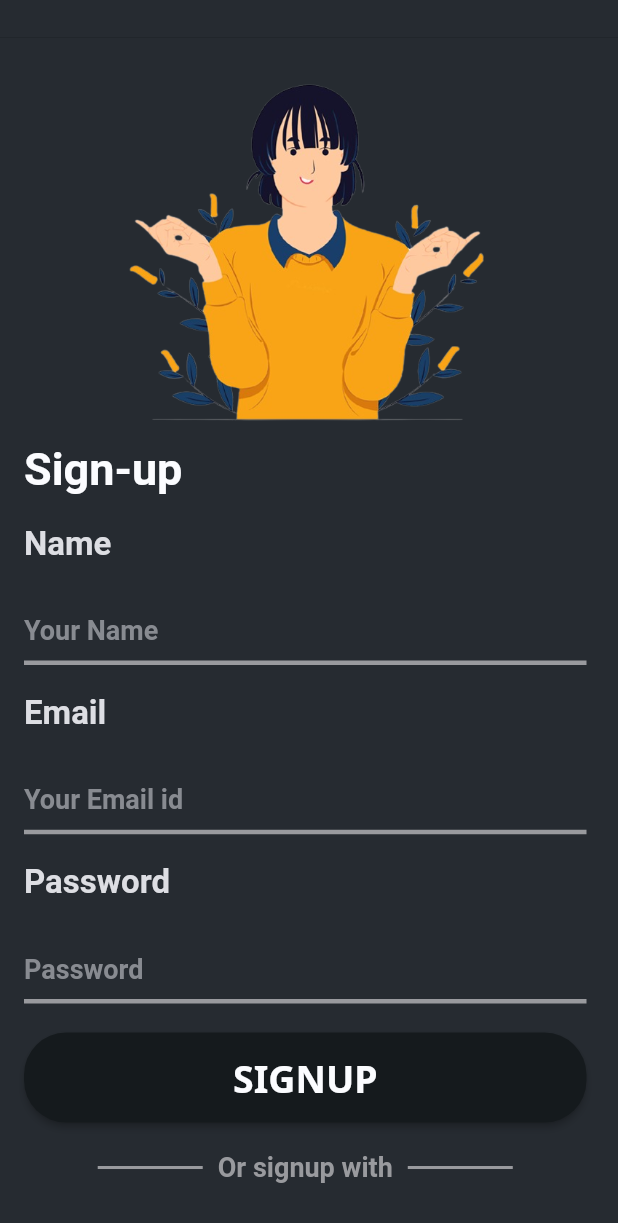
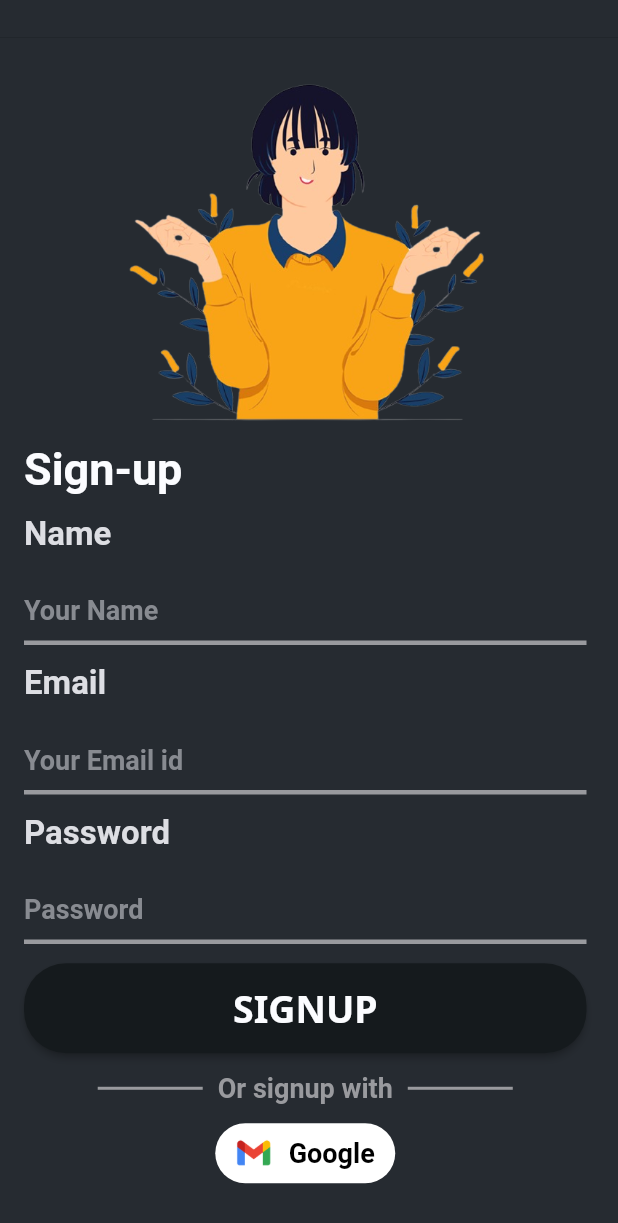
Before and after one commit to KhubaibJamal/Firebase-Flutter-Login-SignUp-Google-Auth, a Flutter app: the SignUpScreen screen opened directly, on a phone screen of 412 x 824 dp. Shown: the top 1223 px of the screen. Run offline on Flutter 3.47's test engine with Material 2 defaults, Android fonts, the phone set to English and light mode, and no system bars; our stand-ins replace cloud_firestore, firebase_auth, firebase_core, google_fonts, google_sign_in; accounts and stored records are empty.

Commit message:
Update Signup screen

```diff
--- a/lib/Screens/signup_screen.dart
+++ b/lib/Screens/signup_screen.dart
@@ -211,14 +211,14 @@ class _SignUpScreenState extends State<SignUpScreen> {
                       ),
                     ],
                   ),
-                  // Center(
-                  //   child: SocialButtonWidget(
-                  //       bgColor: Colors.white,
-                  //       imagePath: 'assets/Gmail.png',
-                  //       onPress: () async {
-                  //         await Services.googleSignIn(context);
-                  //       }),
-                  // ),
+                  Center(
+                    child: SocialButtonWidget(
+                        bgColor: Colors.white,
+                        imagePath: 'assets/Gmail.png',
+                        onPress: () async {
+                          await Services.googleSignIn(context);
+                        }),
+                  ),
                   // Row(
                   //   mainAxisAlignment: MainAxisAlignment.center,
                   //   children: [
```
